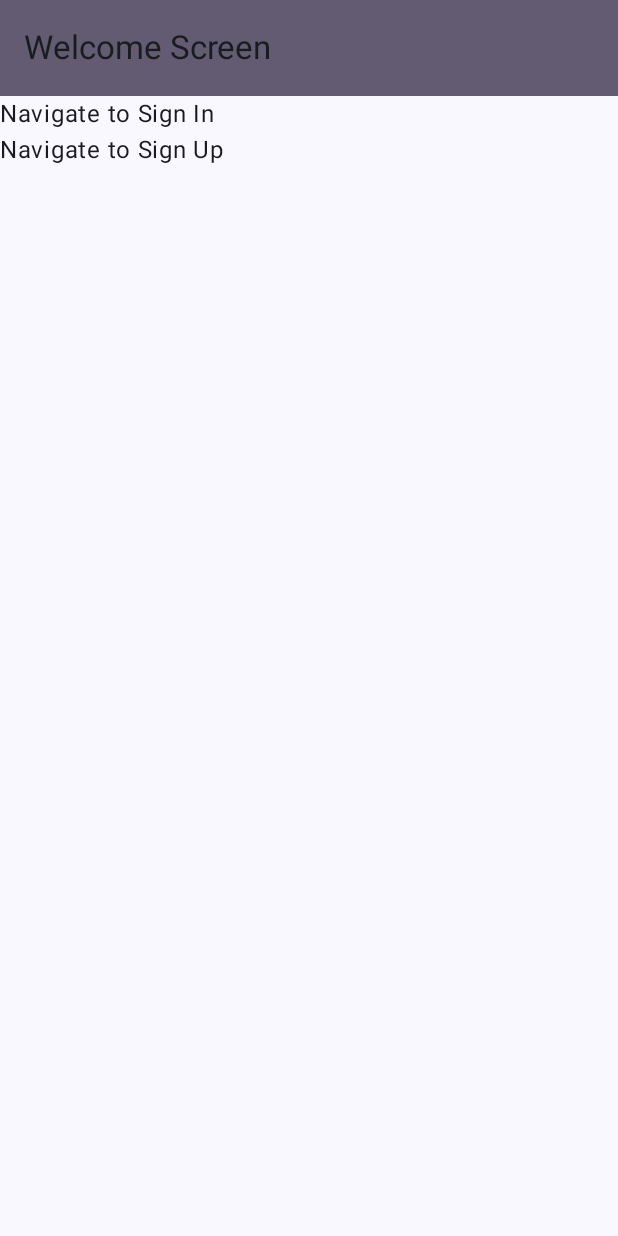
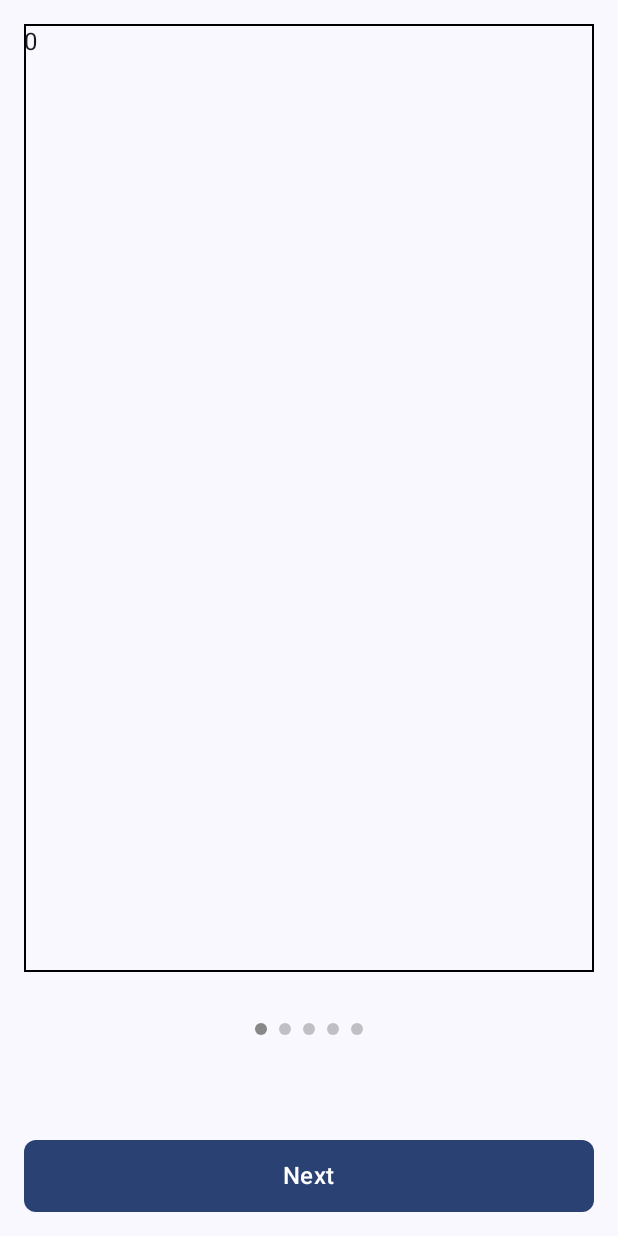
Before and after one commit to khyzhun/kravatka, an Android app built with Jetpack Compose: the screen it shows after launch (MainActivity), after a tap on "Go to Welcome Screen", on a phone screen of 412 x 824 dp. Run offline under Robolectric (Android 15) with nearby library versions, the phone set to English and light mode, and no system bars; our stand-ins replace Dagger/Hilt's generated code.

Commit message:
implementation WelcomeScreen

```diff
--- a/app/src/main/java/com/khyzhun/kravatka/pages/welcome/WelcomeScreen.kt
+++ b/app/src/main/java/com/khyzhun/kravatka/pages/welcome/WelcomeScreen.kt
@@ -1,18 +1,35 @@
 package com.khyzhun.kravatka.pages.welcome
 
 import androidx.compose.foundation.ExperimentalFoundationApi
-import androidx.compose.foundation.clickable
-import androidx.compose.foundation.layout.Column
+import androidx.compose.foundation.background
+import androidx.compose.foundation.border
+import androidx.compose.foundation.layout.Arrangement
+import androidx.compose.foundation.layout.Box
+import androidx.compose.foundation.layout.Row
+import androidx.compose.foundation.layout.fillMaxSize
+import androidx.compose.foundation.layout.fillMaxWidth
+import androidx.compose.foundation.layout.height
 import androidx.compose.foundation.layout.padding
+import androidx.compose.foundation.layout.size
+import androidx.compose.foundation.pager.HorizontalPager
+import androidx.compose.foundation.pager.rememberPagerState
+import androidx.compose.foundation.shape.CircleShape
 import androidx.compose.material3.ExperimentalMaterial3Api
 import androidx.compose.material3.Scaffold
 import androidx.compose.material3.Text
 import androidx.compose.material3.TopAppBar
 import androidx.compose.material3.TopAppBarDefaults
 import androidx.compose.runtime.Composable
+import androidx.compose.ui.Alignment
 import androidx.compose.ui.Modifier
+import androidx.compose.ui.draw.clip
+import androidx.compose.ui.graphics.Color
+import androidx.compose.ui.res.stringResource
 import androidx.compose.ui.text.style.TextOverflow
 import androidx.compose.ui.tooling.preview.Preview
+import androidx.compose.ui.unit.dp
+import com.khyzhun.kravatka.R
+import com.khyzhun.kravatka.core.components.PrimaryButton
 import com.khyzhun.kravatka.ui.theme.PurpleGrey40
 
 @OptIn(ExperimentalMaterial3Api::class)
@@ -23,15 +40,18 @@ fun WelcomeScreen(
     onNavigateToSignUp: () -> Unit,
 ) {
     Scaffold(
-        topBar = {
-            TopBar()
-        },
         content = {
             WelcomeScreenContent(
-                modifier = Modifier.padding(it),
-                onNavigateToSignIn = onNavigateToSignIn,
-                onNavigateToSignUp = onNavigateToSignUp
+                modifier = Modifier.padding(it)
             )
+        },
+        bottomBar = {
+            Box(modifier = Modifier.padding(16.dp)) {
+                PrimaryButton(
+                    text = stringResource(id = R.string.next),
+                    onClick = onNavigateToSignIn
+                )
+            }
         }
     )
 }
@@ -51,26 +71,49 @@ private fun TopBar() {
     )
 }
 
+@OptIn(ExperimentalFoundationApi::class)
 @Composable
 private fun WelcomeScreenContent(
-    modifier: Modifier,
-    onNavigateToSignIn: () -> Unit,
-    onNavigateToSignUp: () -> Unit
+    modifier: Modifier
 ) {
-    Column(modifier = modifier) {
-        Text(
-            text = "Navigate to Sign In",
-            modifier = Modifier.clickable {
-                onNavigateToSignIn.invoke()
+    Box(
+        modifier = modifier
+            .fillMaxSize()
+            .padding(16.dp)
+    ) {
+        val pageCount = 5
+        val pagerState = rememberPagerState(initialPage = 0)
+        HorizontalPager(
+            modifier = modifier.border(1.dp, Color.Black),
+            pageCount = pageCount,
+            state = pagerState
+        ) {
+            Box(modifier.fillMaxSize()) {
+                Text(
+                    text = it.toString()
+                )
             }
-        )
-        Text(
-            text = "Navigate to Sign Up",
-            modifier = Modifier.clickable {
-                onNavigateToSignUp.invoke()
+        }
+        Row(
+            Modifier
+                .height(50.dp)
+                .fillMaxWidth()
+                .align(Alignment.BottomCenter),
+            horizontalArrangement = Arrangement.Center
+        ) {
+            repeat(pageCount) { iteration ->
+                val color =
+                    if (pagerState.currentPage == iteration) Color.Gray else Color.Gray.copy(alpha = 0.5f)
+                Box(
+                    modifier = Modifier
+                        .padding(4.dp)
+                        .clip(CircleShape)
+                        .background(color)
+                        .size(8.dp)
+
+                )
             }
-        )
-
+        }
     }
 }
 
@@ -80,9 +123,5 @@ private fun WelcomeScreenContent(
 private fun WelcomeScreenContentPreview() {
     WelcomeScreenContent(
         modifier = Modifier,
-        onNavigateToSignIn = { /*TODO*/ },
-        onNavigateToSignUp = { /*TODO*/ }
     )
-
-
 }
--- a/app/src/main/res/values/strings.xml
+++ b/app/src/main/res/values/strings.xml
@@ -19,5 +19,6 @@
     <string name="privacy_policy">Privacy policy</string>
     <string name="and_text">And</string>
     <string name="login_or_password">Login or Password incorrect</string>
+    <string name="next">Next</string>
 
 </resources>
--- a/gradle/libs.versions.toml
+++ b/gradle/libs.versions.toml
@@ -1,9 +1,10 @@
 [versions]
 namespace = "com.khyzhun.kravatka"
+foundation="1.4.0"
 accompanist = "0.28.0"
 annotation = "1.5.0"
 androidDesugarJdkLibs = "1.2.2"
-androidGradlePlugin = "7.4.0"
+androidGradlePlugin = "7.4.2"
 androidxActivity = "1.6.1"
 androidxAppCompat = "1.5.1"
 androidxArchCore = "2.1.0"
@@ -56,7 +57,7 @@ room = "2.5.0-rc01"
 spotless = "5.12.5"
 timber = "5.0.1"
 # @keep
-targetSdk = "33"
+targetSdk = "34"
 truth = "1.1.2"
 turbine = "0.12.1"
 
@@ -66,6 +67,8 @@ accompanist-flowlayout = { group = "com.google.accompanist", name = "accompanist
 accompanist-swiperefresh = { group = "com.google.accompanist", name = "accompanist-swiperefresh", version.ref = "accompanist" }
 accompanist-systemuicontroller = { group = "com.google.accompanist", name = "accompanist-systemuicontroller", version.ref = "accompanist" }
 accompanist-testharness = { group = "com.google.accompanist", name = "accompanist-testharness", version.ref = "accompanist" }
+accompanist-pager = { group = "com.google.accompanist", name = "accompanist-pager" }
+accompanist-pager-indicators = { group = "com.google.accompanist", name = "accompanist-pager-indicators" }
 android-desugarJdkLibs = { group = "com.android.tools", name = "desugar_jdk_libs", version.ref = "androidDesugarJdkLibs" }
 androidx-activity-compose = { group = "androidx.activity", name = "activity-compose", version.ref = "androidxActivity" }
 androidx-appcompat = { group = "androidx.appcompat", name = "appcompat", version.ref = "androidxAppCompat" }
@@ -74,7 +77,7 @@ androidx-annotation = { group = "androidx.annotation", name = "annotation", vers
 androidx-compose-animation = { group = "androidx.compose.animation", name = "animation" }
 androidx-compose-bom = { group = "androidx.compose", name = "compose-bom", version.ref = "androidxComposeBom" }
 androidx-compose-compiler = { group = "androidx.compose.compiler", name = "compiler", version.ref = "androidxComposeCompiler" }
-androidx-compose-foundation-core = { group = "androidx.compose.foundation", name = "foundation" }
+androidx-compose-foundation-core = { group = "androidx.compose.foundation", name = "foundation", version.ref = "foundation"}
 androidx-compose-foundation-layout = { group = "androidx.compose.foundation", name = "foundation-layout" }
 androidx-compose-material-core = { group = "androidx.compose.material", name = "material" }
 androidx-compose-material-iconsExtended = { group = "androidx.compose.material", name = "material-icons-extended" }
```
